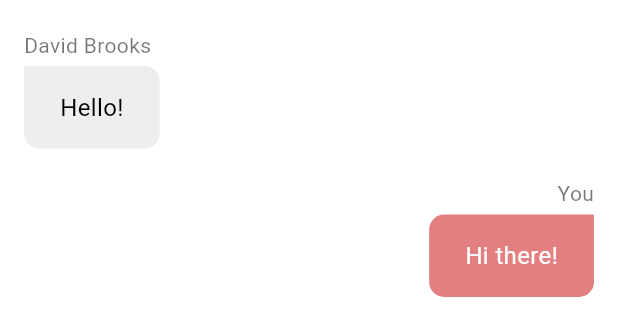
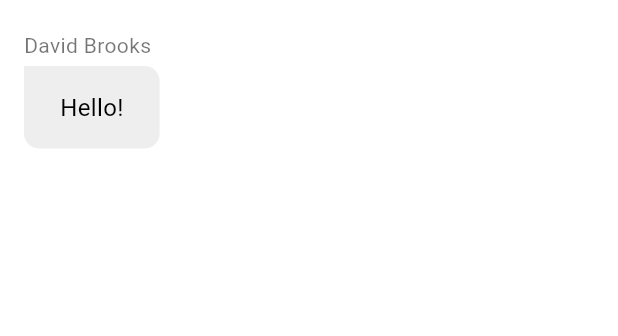
Before and after one commit to mujahedhamayel/ReadShare-Society, a Flutter app: the MessagesStream widget shown alone on an empty page, opened directly with sample values from the repository, on a phone screen of 412 x 824 dp. Shown: the top 336 px of the screen. Run offline on Flutter 3.47's test engine with Material 3 defaults, Android fonts, the phone set to English and light mode, and no system bars; our stand-ins replace cached_network_image, cloud_firestore, firebase_auth, firebase_core, firebase_messaging, firebase_storage and 3 more; accounts and stored records are empty; network calls fail.

Commit message:
Add panding to chat

```diff
--- a/lib/screens/chatscreen.dart
+++ b/lib/screens/chatscreen.dart
@@ -26,12 +26,13 @@ class UserListPage extends StatelessWidget {
         ),
       ),
       body: ListView.builder(
+        padding: const EdgeInsets.all(20), // Add padding to the entire list
         itemCount: userList.length,
         itemBuilder: (context, index) {
           final user = userList[index];
           return Padding(
             padding: const EdgeInsets.symmetric(
-                vertical: 20), // Add vertical padding here
+                vertical: 16), // Add vertical padding here
             child: UserCardChat(user: user), // Use UserCardChat here
           ); // Use UserCardChat here
         },
@@ -110,7 +111,9 @@ class _ChatscreentState extends State<Chatscreen> {
           crossAxisAlignment: CrossAxisAlignment.stretch,
           children: [
             MessagesStream(
-                user: widget.user), // Pass the user to MessagesStream
+              messages: _messages,
+              user: widget.user, // Pass the messages list to MessagesStream
+            ),
             Container(
               decoration: const BoxDecoration(
                 color: Colors.white,
@@ -163,7 +166,8 @@ class _ChatscreentState extends State<Chatscreen> {
                             setState(() {
                               _messages.add(MessageBubble(
                                 sender: 'You',
-                                text: messageText,
+                                text:
+                                    messageText, // Display the entered message
                                 isMe: true,
                               ));
                             });
@@ -185,30 +189,43 @@ class _ChatscreentState extends State<Chatscreen> {
 
 class MessagesStream extends StatelessWidget {
   final User user;
-  const MessagesStream({Key? key, required this.user}) : super(key: key);
+  final List<MessageBubble> messages;
+  const MessagesStream({Key? key, required this.user, required this.messages})
+      : super(key: key);
 
   @override
   Widget build(BuildContext context) {
     return Expanded(
       child: Container(
         color: Colors.white,
-        child: ListView(
+        child: /* messages.isEmpty
+            ? Center(
+                child: Text(
+                  "Start the conversation!",
+                  style: TextStyle(fontSize: 16.0, color: Colors.grey),
+                ),
+              )
+            : */
+            ListView.builder(
           padding: const EdgeInsets.symmetric(
             horizontal: 16.0,
             vertical: 10.0,
           ),
-          children: [
-            MessageBubble(
-              sender: user.name,
-              text: 'Hello!',
-              isMe: false,
-            ),
-            MessageBubble(
-              sender: 'You',
-              text: 'Hi there!',
-              isMe: true,
-            ),
-          ],
+          itemCount: messages.length + 1, // Add 1 for default message
+          itemBuilder: (context, index) {
+            if (index == 0) {
+              // Render default message
+              return MessageBubble(
+                sender: user.name,
+                text: "Hello!",
+                isMe: false,
+              );
+            } else {
+              // Render actual messages
+              final message = messages[index - 1];
+              return message;
+            }
+          },
         ),
       ),
     );
```
